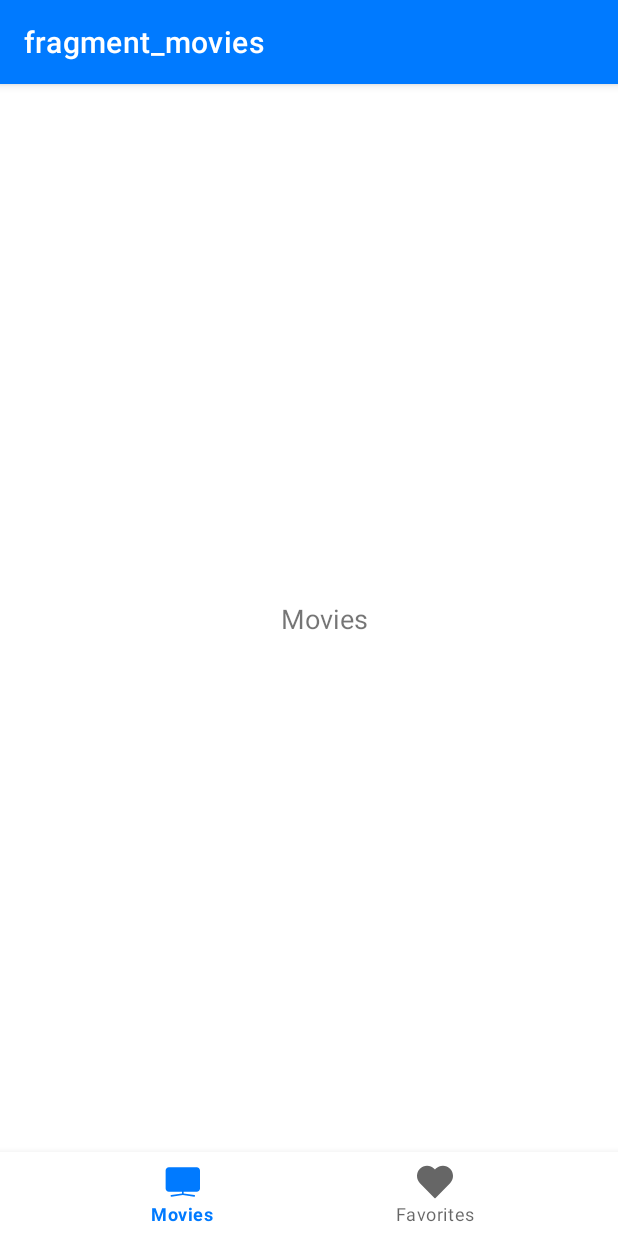
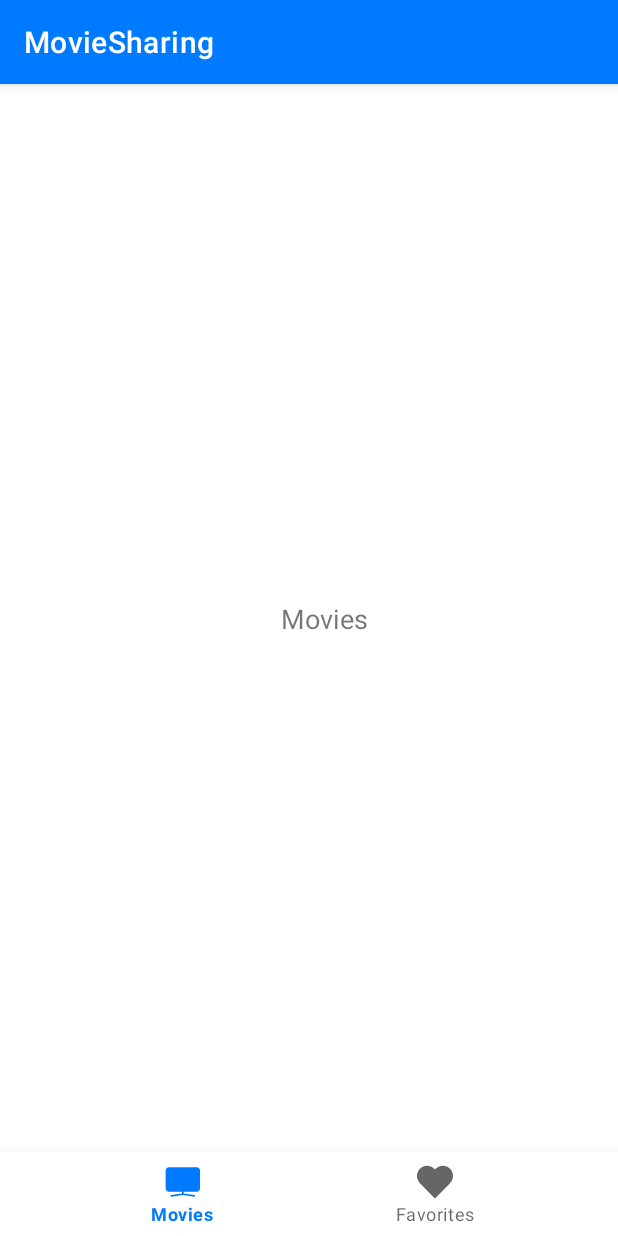
Before and after one commit to a7medelnoor/MovieSharingApplication, an Android app: the screen it shows after launch (MainActivity), on a phone screen of 412 x 824 dp. Run offline under Robolectric (Android 15) with nearby library versions, the phone set to English and light mode, and no system bars; our stand-ins replace Dagger/Hilt's generated code, navigation-ui; 1 statement that could not run was skipped.

Commit message:
rename the fragment ids name of favorites and movies

```diff
--- a/app/src/main/res/navigation/my_navigation.xml
+++ b/app/src/main/res/navigation/my_navigation.xml
@@ -7,7 +7,7 @@
     <fragment
         android:id="@+id/movies_fragment"
         android:name="com.a7medelnoor.moviesharingapplication.ui.fragments.movies.MoviesFragment"
-        android:label="fragment_movies"
+        android:label="MovieSharing"
         tools:layout="@layout/fragment_movies" >
         <action
             android:id="@+id/action_moviesFragment_to_favoritesFragment"
@@ -19,7 +19,7 @@
     <fragment
         android:id="@+id/favorites_fragment"
         android:name="com.a7medelnoor.moviesharingapplication.ui.fragments.favorites.FavoritesFragment"
-        android:label="fragment_favorites"
+        android:label="MovieSharing"
         tools:layout="@layout/fragment_favorites" >
         <action
             android:id="@+id/action_favoritesFragment_to_moviesFragment"
```
